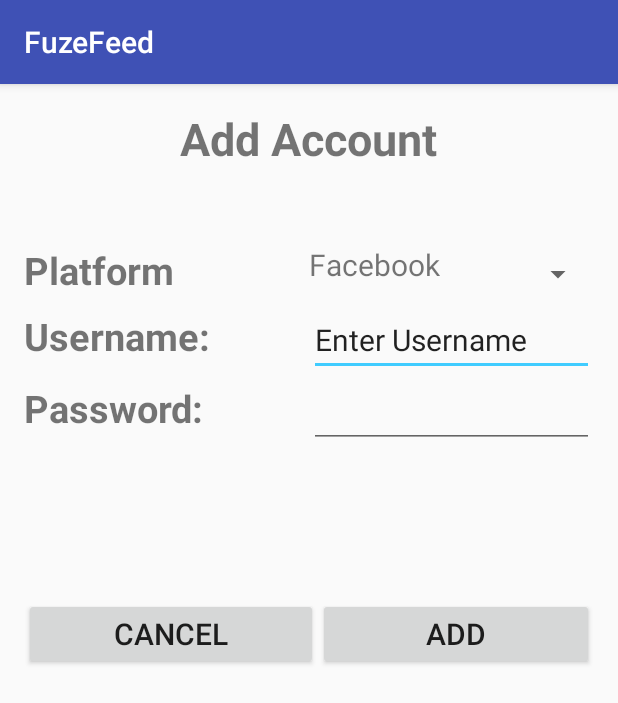
After one commit to bergvel1/FuzeFeed, an Android app: the AddAccountActivity screen opened directly, with no data from a screen before it, on a phone screen of 412 x 824 dp. The commit adds this screen. Shown: the top 703 px of the screen. Run offline under Robolectric (Android 15) with nearby library versions, the phone set to English and light mode, and no system bars.

Commit message:
Added Pallavi's account creation stuff

```diff
--- a/app/src/main/AndroidManifest.xml
+++ b/app/src/main/AndroidManifest.xml
@@ -18,9 +18,9 @@
                 <category android:name="android.intent.category.LAUNCHER" />
             </intent-filter>
         </activity>
-        <activity android:name=".PlatformList">
-        </activity>
+        <activity android:name=".PlatformList"></activity>
         <activity android:name=".CreateContent"></activity>
+        <activity android:name=".AddAccountActivity"></activity>
     </application>
 
 </manifest>
--- /dev/null
+++ b/app/src/main/java/edu/illinois/cs465/fuzefeed/AddAccountActivity.java
@@ -0,0 +1,43 @@
+package edu.illinois.cs465.fuzefeed;
+
+import android.support.v7.app.AppCompatActivity;
+import android.os.Bundle;
+import android.view.View;
+import android.widget.*;
+
+public class AddAccountActivity extends AppCompatActivity {
+
+    @Override
+    protected void onCreate(Bundle savedInstanceState) {
+        super.onCreate(savedInstanceState);
+        setContentView(R.layout.activity_add_account);
+
+        String [] names = new String [3];
+        names[0]="Facebook";
+        names[1]="Instagram";
+        names[2]="Twitter";
+
+        Spinner mySpinner = (Spinner)findViewById(R.id.populate_account);
+        ArrayAdapter<String> adapter = new ArrayAdapter<String>(this, R.layout.spinner,R.id.view,names);
+        mySpinner.setAdapter(adapter);
+
+        Button cancelButton = (Button) findViewById(R.id.cancel_button);
+        Button addButton = (Button) findViewById(R.id.add_button);
+
+        cancelButton.setOnClickListener(new View.OnClickListener() {
+            @Override
+            public void onClick(View view) {
+                finish();
+            }
+        });
+        addButton.setOnClickListener(new View.OnClickListener() {
+            @Override
+            public void onClick(View view) {
+                finish();
+            }
+        });
+
+    }
+
+
+}
--- a/app/src/main/java/edu/illinois/cs465/fuzefeed/ExpandableListAdapter.java
+++ b/app/src/main/java/edu/illinois/cs465/fuzefeed/ExpandableListAdapter.java
@@ -1,5 +1,6 @@
 package edu.illinois.cs465.fuzefeed;
 
+import android.content.Intent;
 import android.util.Log;
 import android.view.LayoutInflater;
 import android.widget.CheckedTextView;
@@ -91,10 +92,12 @@ public class ExpandableListAdapter extends BaseExpandableListAdapter {
             addAccountButton.setOnClickListener(new View.OnClickListener() {
                 @Override
                 public void onClick(View view) {
-                    if (!expandList.isGroupExpanded(groupPosition)) expandList.expandGroup(groupPosition);
+                    /*if (!expandList.isGroupExpanded(groupPosition)) expandList.expandGroup(groupPosition);
 
                     MainActivity.addAccount(groupPosition);
-                    notifyDataSetChanged();
+                    notifyDataSetChanged();*/
+                    Intent intent = new Intent(view.getContext(), AddAccountActivity.class);
+                    view.getContext().startActivity(intent);
                 }
             });
         }
--- /dev/null
+++ b/app/src/main/res/layout/activity_add_account.xml
@@ -0,0 +1,120 @@
+<?xml version="1.0" encoding="utf-8"?>
+<RelativeLayout
+    xmlns:android="http://schemas.android.com/apk/res/android"
+    xmlns:tools="http://schemas.android.com/tools"
+    android:id="@+id/activity_main"
+    android:layout_width="match_parent"
+    android:layout_height="match_parent"
+    android:paddingLeft="@dimen/activity_horizontal_margin"
+    android:paddingRight="@dimen/activity_horizontal_margin"
+    android:paddingTop="@dimen/activity_vertical_margin"
+    android:paddingBottom="@dimen/activity_vertical_margin"
+    tools:context="edu.illinois.cs465.fuzefeed.AddAccountActivity">
+
+        <LinearLayout
+        android:layout_width="match_parent"
+        android:layout_height="match_parent"
+        android:orientation="vertical"
+        android:layout_alignParentTop="true"
+        android:layout_alignParentStart="true">
+
+        <TextView
+            android:layout_width="wrap_content"
+            android:layout_height="wrap_content"
+            android:text="Add Account"
+            android:textSize="30dp"
+            android:textStyle="bold"
+            android:layout_gravity="center_horizontal"
+            />
+
+        <LinearLayout
+        android:layout_width="match_parent"
+        android:layout_height="wrap_content"
+        android:paddingTop="50dp"
+        android:orientation="horizontal">
+            <TextView
+            android:layout_width="match_parent"
+            android:layout_height="wrap_content"
+            android:text="Platform"
+            android:textSize="25dp"
+            android:textStyle="bold"
+            android:layout_weight="1"
+            />
+            <Spinner
+                android:id="@+id/populate_account"
+                android:layout_width="match_parent"
+                android:layout_weight="1"
+                android:layout_height="40dp"
+                android:entries="@array/platform_array"/>
+
+
+        </LinearLayout>
+
+        <LinearLayout
+            android:layout_width="match_parent"
+            android:layout_height="wrap_content"
+            android:orientation="horizontal">
+                <TextView
+                android:layout_width="match_parent"
+                android:layout_height="wrap_content"
+                android:layout_weight="1"
+                android:text="Username:"
+                android:textSize="25dp"
+                android:textStyle="bold"
+                />
+                <EditText
+                android:layout_width="match_parent"
+                android:layout_height="wrap_content"
+                    android:layout_weight="1"
+                    android:textSize="20dp"
+                    android:text="Enter Username" android:inputType="text" />
+
+        </LinearLayout>
+
+        <LinearLayout
+            android:layout_width="match_parent"
+            android:layout_height="wrap_content"
+            android:orientation="horizontal">
+            <TextView
+                android:layout_width="match_parent"
+                android:layout_height="wrap_content"
+                android:text="Password:"
+                android:textSize="25dp"
+                android:textStyle="bold"
+                android:layout_weight="1"
+                />
+            <EditText
+                android:layout_width="match_parent"
+                android:layout_height="wrap_content"
+                android:textSize="20dp"
+                android:layout_weight="1"
+                android:text=""
+                android:inputType="textPassword"
+                />
+            </LinearLayout>
+
+        <LinearLayout
+            android:layout_width="match_parent"
+            android:layout_height="wrap_content"
+            android:orientation="horizontal"
+            android:paddingTop="100dp">
+
+
+
+            <Button
+                android:layout_width="wrap_content"
+                android:layout_height="wrap_content"
+                android:id="@+id/cancel_button"
+                android:textSize="20dp"
+                android:layout_weight="1"
+                android:text="Cancel" />
+            <Button
+                android:layout_width="wrap_content"
+                android:layout_height="wrap_content"
+                android:id="@+id/add_button"
+                android:textSize="20dp"
+                android:layout_weight="1"
+                android:text="Add" />
+        </LinearLayout>
+    </LinearLayout>
+</RelativeLayout>
--- a/app/src/main/res/layout/content_main.xml
+++ b/app/src/main/res/layout/content_main.xml
@@ -17,8 +17,6 @@
         android:textSize="20dp"
         android:layout_centerInParent="true"
         android:text="Posts go here!" />-->
-
-
 
     <LinearLayout
         android:id="@+id/selector_bar"
--- /dev/null
+++ b/app/src/main/res/layout/spinner.xml
@@ -0,0 +1,15 @@
+<?xml version="1.0" encoding="utf-8"?>
+
+<LinearLayout xmlns:android="http://schemas.android.com/apk/res/android"
+    android:layout_width="match_parent"
+    android:layout_height="match_parent"
+    android:orientation="horizontal">
+
+    <TextView
+        android:id="@+id/view"
+        android:layout_height="wrap_content"
+        android:layout_width="wrap_content"
+        android:textSize="20dp"
+        />
+
+</LinearLayout>
--- a/app/src/main/res/values/strings.xml
+++ b/app/src/main/res/values/strings.xml
@@ -10,4 +10,14 @@
     <string name="select_platforms">Select Platforms</string>
     <string name="what_do_you_want_to_post">What do you want to post?</string>
     <string name="create_post">Create Post</string>
+
+    <string-array name="platform_array">
+        <item>Facebook</item>
+        <item>Instagram</item>
+        <item>Twitter</item>
+        <item>LinkedIn</item>
+        <item>Gmail</item>
+        <item>Yahoo</item>
+        <item>Hotmail</item>
+    </string-array>
 </resources>
```
